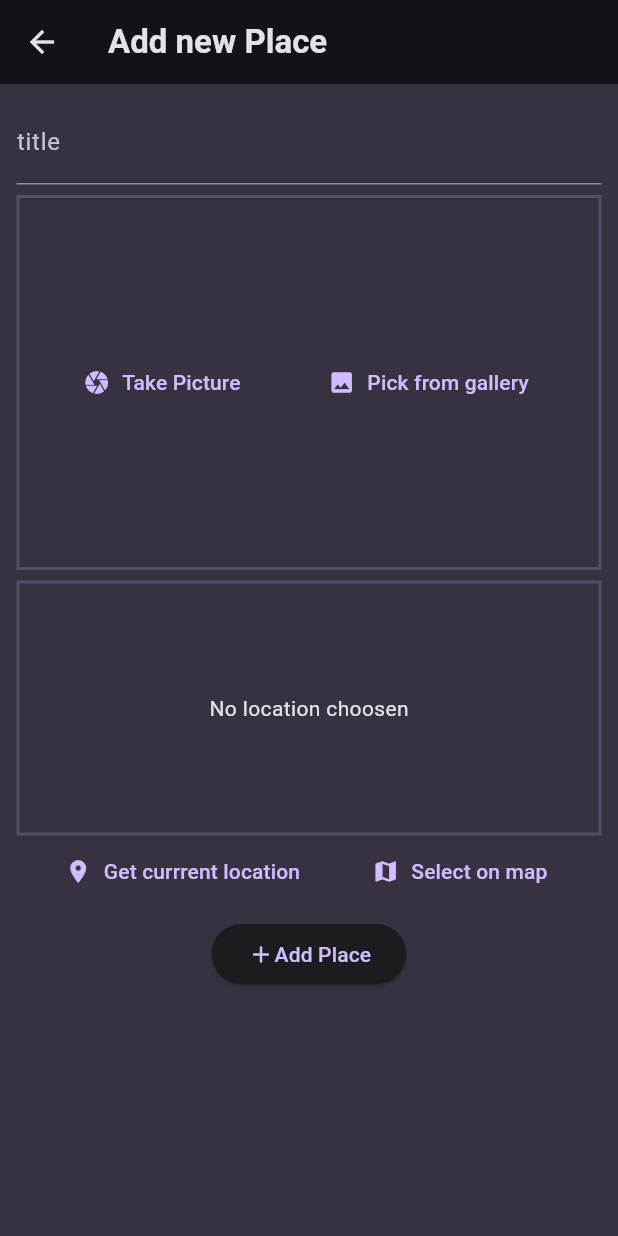
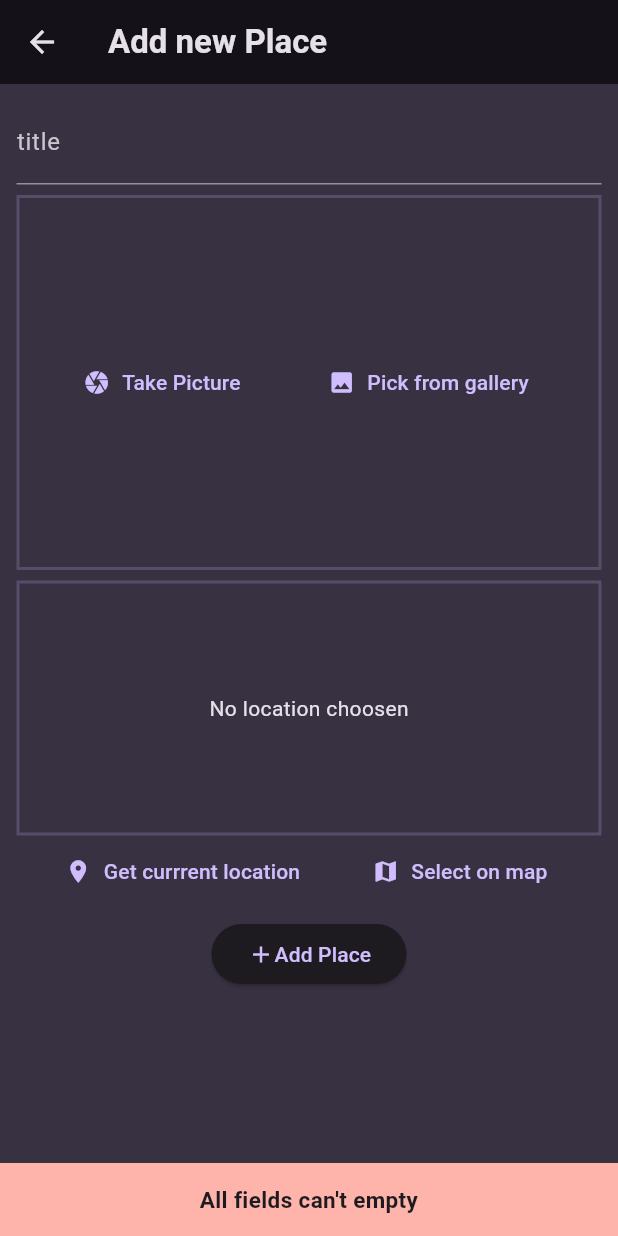
Before and after one commit to sarundevops07/favorite_place_app, a Flutter app: the AddNewPlaceScreen screen opened by its route, after a tap on "Add Place", on a phone screen of 412 x 824 dp. Run offline on Flutter 3.47's test engine with Material 3 defaults, Android fonts, the phone set to English and light mode, and no system bars; our stand-ins replace flutter_riverpod, google_fonts, google_maps_flutter, hive_flutter, image_picker, location; accounts and stored records are empty.

```diff
--- a/lib/presentation/screeen/add_new_place_screen.dart
+++ b/lib/presentation/screeen/add_new_place_screen.dart
@@ -1,5 +1,4 @@
 import 'dart:io';
-
 import 'package:favorite_place_app/models/place.dart';
 import 'package:favorite_place_app/presentation/widgets/image_input.dart';
 import 'package:favorite_place_app/presentation/widgets/location_input.dart';
@@ -25,10 +24,49 @@ class _AddNewPlaceScreenState extends ConsumerState<AddNewPlaceScreen> {
         _selectedLocation != null) {
       ref.read(
         placeProvider.notifier.select(
-          (value) => value.addPlace(title, _selectedImage!, _selectedLocation!),
+          (value) => value.addPlace(
+            title,
+            _selectedImage!,
+            _selectedLocation!,
+          ),
+        ),
+      );
+      ScaffoldMessenger.of(context).clearSnackBars();
+      ScaffoldMessenger.of(context).showSnackBar(
+        SnackBar(
+          content: Text(
+            "New place added",
+            textAlign: TextAlign.center,
+            style: Theme.of(context).textTheme.bodyMedium!.copyWith(
+                  fontWeight: FontWeight.bold,
+                  fontSize: 15,
+                ),
+          ),
+          duration: const Duration(
+            seconds: 2,
+          ),
+          backgroundColor: Theme.of(context).colorScheme.primary,
         ),
       );
       Navigator.pop(context);
+    } else {
+      ScaffoldMessenger.of(context).clearSnackBars();
+      ScaffoldMessenger.of(context).showSnackBar(
+        SnackBar(
+          content: Text(
+            "All fields can't empty",
+            textAlign: TextAlign.center,
+            style: Theme.of(context).textTheme.bodyMedium!.copyWith(
+                  fontWeight: FontWeight.bold,
+                  fontSize: 15,
+                ),
+          ),
+          duration: const Duration(
+            seconds: 1,
+          ),
+          backgroundColor: Theme.of(context).colorScheme.error,
+        ),
+      );
     }
   }
 
@@ -51,13 +89,17 @@ class _AddNewPlaceScreenState extends ConsumerState<AddNewPlaceScreen> {
                 ),
               ),
               const SizedBox(height: 7),
-              ImageInput(onPickedImage: (image) {
-                _selectedImage = image;
-              }),
+              ImageInput(
+                onPickedImage: (image) {
+                  _selectedImage = image;
+                },
+              ),
               const SizedBox(height: 7),
-              LocationInput(onPickedLocation: (location) {
-                _selectedLocation = location;
-              }),
+              LocationInput(
+                onPickedLocation: (location) {
+                  _selectedLocation = location;
+                },
+              ),
               const SizedBox(height: 7),
               SizedBox(
                 width: 130,
```
Also changed, not shown: lib/presentation/widgets/places_list.dart (+68 -47 lines), lib/provider/places.dart (+26 -4 lines).
